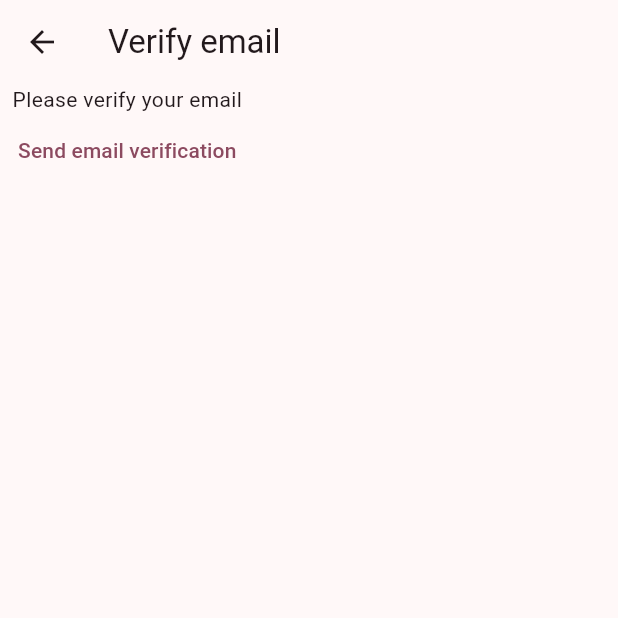
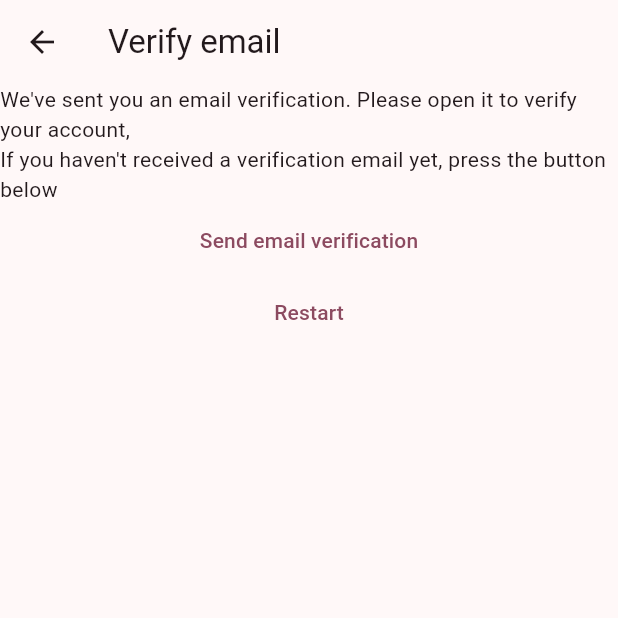
Before and after one commit to odrzywolekmarta/MyNotes, a Flutter app: the VerifyEmailView screen opened directly, on a phone screen of 412 x 824 dp, the top half of it. Run offline on Flutter 3.47's test engine with Material 3 defaults, Android fonts, the phone set to English and light mode, and no system bars; our stand-ins replace firebase_auth, firebase_core; accounts and stored records are empty; generated files the repository leaves out were written again.

Commit message:
navigate to verify email, send auth email on register button

```diff
--- a/lib/constants/routes.dart
+++ b/lib/constants/routes.dart
@@ -1,3 +1,4 @@
 const loginRoute = 'login/';
 const registerRoute = 'register/';
 const notesRoute = 'notes/';
+const verifyEmailRoute = 'verify-Email/';
--- a/lib/main.dart
+++ b/lib/main.dart
@@ -3,6 +3,7 @@ import 'package:mynotes/views/home_page.dart';
 import 'package:mynotes/views/login_view.dart';
 import 'package:mynotes/views/notes_view.dart';
 import 'package:mynotes/views/register_view.dart';
+import 'package:mynotes/views/verify_email_view.dart';
 
 import 'constants/routes.dart';
 
@@ -19,6 +20,7 @@ void main() {
       loginRoute: (context) => const LoginView(),
       registerRoute: (context) => const RegisterView(),
       notesRoute: (context) => const NotesView(),
+      verifyEmailRoute: (context) => const VerifyEmailView(),
     },
   ));
 }
--- a/lib/views/login_view.dart
+++ b/lib/views/login_view.dart
@@ -73,11 +73,11 @@ class _LoginViewState extends State<LoginView> {
                       await showErrorDialog(context, 'Wrong credentials');
                     default:
                       await showErrorDialog(context,
-                          'Something went wrong, try again :(. Error ${error.code}');
+                          'Something went wrong, try again :(. Error: ${error.code}');
                   }
                 } catch (error) {
                   await showErrorDialog(context,
-                      'Something went wrong, try again :(. Error ${error.toString()}');
+                      'Something went wrong, try again :(. Error: ${error.toString()}');
                 }
               },
               child: const Text('Login')),
--- a/lib/views/verify_email_view.dart
+++ b/lib/views/verify_email_view.dart
@@ -1,5 +1,6 @@
 import 'package:firebase_auth/firebase_auth.dart';
 import 'package:flutter/material.dart';
+import 'package:mynotes/constants/routes.dart';
 
 class VerifyEmailView extends StatefulWidget {
   const VerifyEmailView({super.key});
@@ -14,13 +15,23 @@ class _VerifyEmailViewState extends State<VerifyEmailView> {
     return Scaffold(
       appBar: AppBar(title: const Text('Verify email')),
       body: Column(children: [
-        Text('Please verify your email'),
+        Text(
+            "We've sent you an email verification. Please open it to verify your account,"),
+        Text(
+            "If you haven't received a verification email yet, press the button below"),
         TextButton(
             onPressed: () async {
               final user = FirebaseAuth.instance.currentUser;
               await user?.sendEmailVerification();
             },
-            child: Text('Send email verification'))
+            child: Text('Send email verification')),
+        TextButton(
+            onPressed: () async {
+              await FirebaseAuth.instance.signOut();
+              Navigator.of(context)
+                  .pushNamedAndRemoveUntil(registerRoute, (route) => false);
+            },
+            child: Text('Restart')),
       ]),
     );
   }
```
Also changed, not shown: lib/views/register_view.dart (+10 -6 lines).
